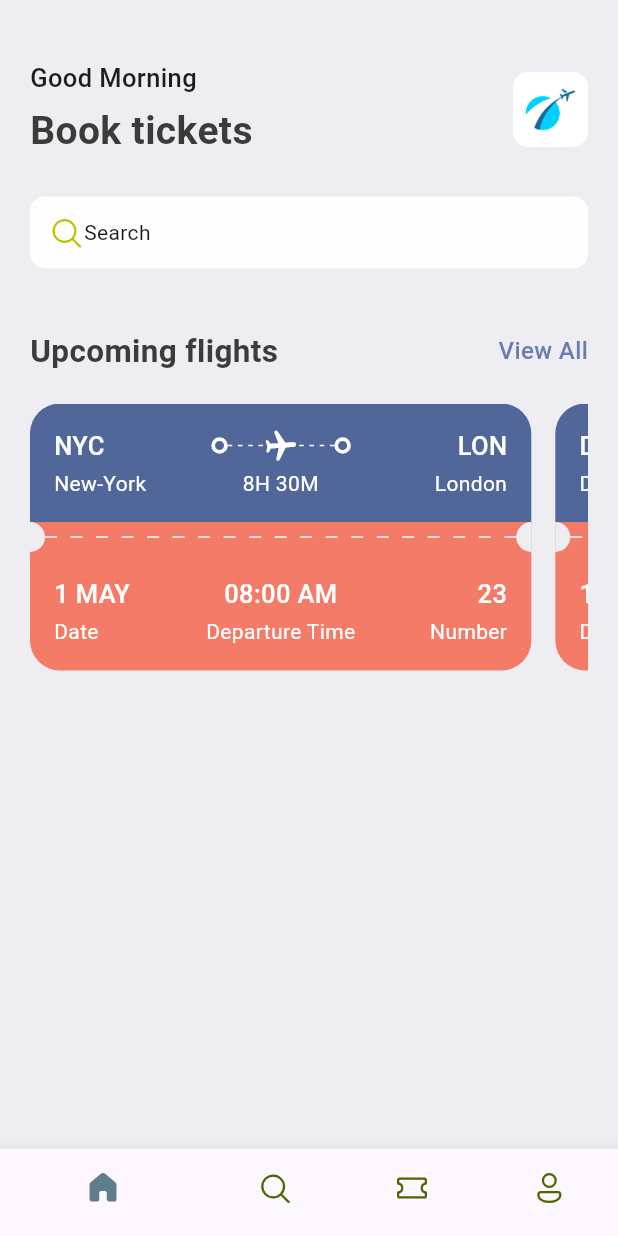
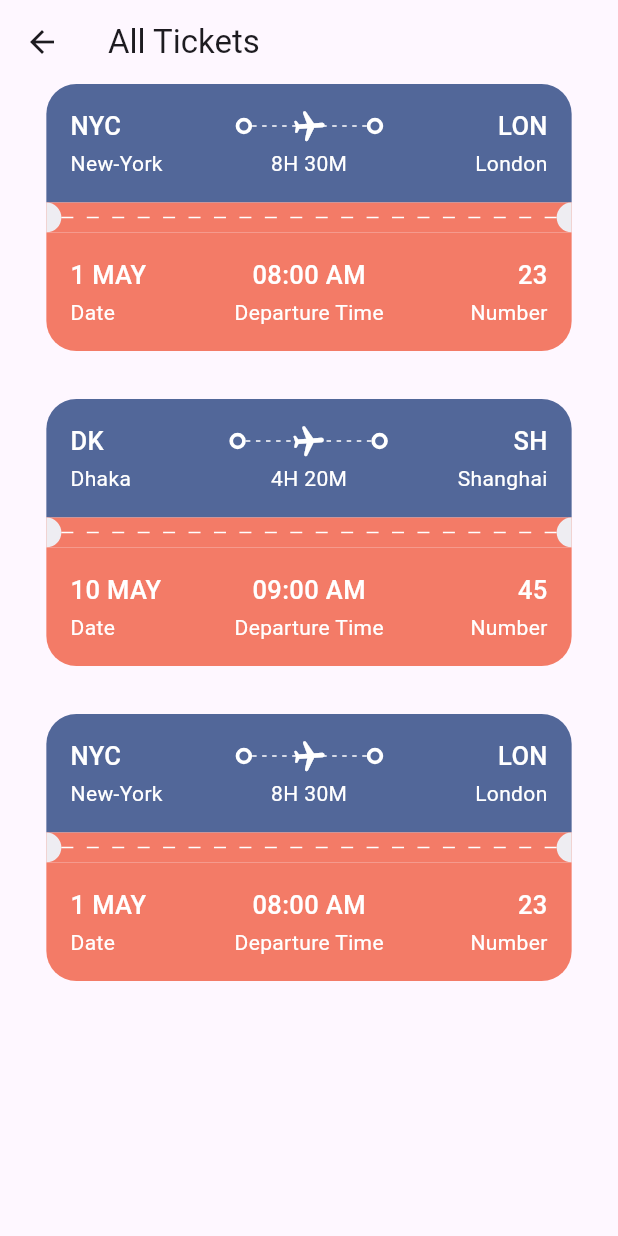
Before and after one commit to gustavo-martins-pereira/Ticket_App, a Flutter app: the screen it shows after launch, after a tap on "View All", on a phone screen of 412 x 824 dp. Run offline on Flutter 3.47's test engine with Material 3 defaults, Android fonts, the phone set to English and light mode, and no system bars; our stand-ins replace fluentui_icons.

Commit message:
REF - Routes for All Tickets

```diff
--- a/lib/base/widgets/app_double_text_widget.dart
+++ b/lib/base/widgets/app_double_text_widget.dart
@@ -15,9 +15,7 @@ class AppDoubleText extends StatelessWidget {
         Text(bigText, style: AppStyles.headLineStyle2),
 
         InkWell(
-          onTap: () {
-
-          },
+          onTap: () => Navigator.pushNamed(context, "all_tickets"),
           child: Text(smallText, style: AppStyles.textStyle.copyWith(
             color: AppStyles.primaryColor,
           )),
--- a/lib/base/widgets/ticket_view_widget.dart
+++ b/lib/base/widgets/ticket_view_widget.dart
@@ -6,7 +6,9 @@ import 'package:ticket_app/base/widgets/big_dot_widget.dart';
 
 class TicketView extends StatelessWidget {
   final Map<String, dynamic> ticketData;
-  const TicketView({super.key, required this.ticketData});
+  final bool wholeScreen;
+
+  const TicketView({super.key, required this.ticketData, this.wholeScreen = false});
 
   @override
   Widget build(BuildContext context) {
@@ -16,7 +18,7 @@ class TicketView extends StatelessWidget {
       width: size.width * 0.85,
       height: 190,
       child: Container(
-        margin: const EdgeInsets.only(right: 16),
+        margin: EdgeInsets.only(right: wholeScreen ? 0 : 16),
         child: Column(
           children: [
             // ========== TOP ==========
--- a/lib/main.dart
+++ b/lib/main.dart
@@ -1,5 +1,6 @@
 import 'package:flutter/material.dart';
 import 'package:ticket_app/base/bottom_nav_bar.dart';
+import 'package:ticket_app/screens/all_tickets.dart';
 
 void main() {
   runApp(const MyApp());
@@ -10,8 +11,11 @@ class MyApp extends StatelessWidget {
 
   @override
   Widget build(BuildContext context) {
-    return const MaterialApp(
-      home: BottomNavBar(),
+    return MaterialApp(
+      home: const BottomNavBar(),
+      routes: {
+        "all_tickets": (context) => const AllTickets(),
+      },
     );
   }
 }
--- /dev/null
+++ b/lib/screens/all_tickets.dart
@@ -0,0 +1,28 @@
+import 'package:flutter/material.dart';
+import 'package:ticket_app/base/utils/all_json.dart';
+import 'package:ticket_app/base/widgets/ticket_view_widget.dart';
+
+class AllTickets extends StatelessWidget {
+  const AllTickets({super.key});
+
+  @override
+  Widget build(BuildContext context) {
+    return Scaffold(
+      appBar: AppBar(
+        title: const Text("All Tickets"),
+      ),
+      body: ListView(
+        children: [
+          SingleChildScrollView(
+            child: Column(
+              children: ticketList.map((ticket) => Container(
+                margin: const EdgeInsets.only(bottom: 20),
+                child: TicketView(ticketData: ticket, wholeScreen: true))
+              ).toList(),
+            ),
+          ),
+        ],
+      ),
+    );
+  }
+}
--- a/lib/screens/home_screen.dart
+++ b/lib/screens/home_screen.dart
@@ -60,7 +60,7 @@ class HomeScreen extends StatelessWidget {
                   child: const Row(
                     children: [
                       Icon(FluentSystemIcons.ic_fluent_search_regular, color: Color(0xFFBFC205)),
-                      Text("Search",)
+                      Text("Search"),
                     ],
                   ),
                 ),
```
